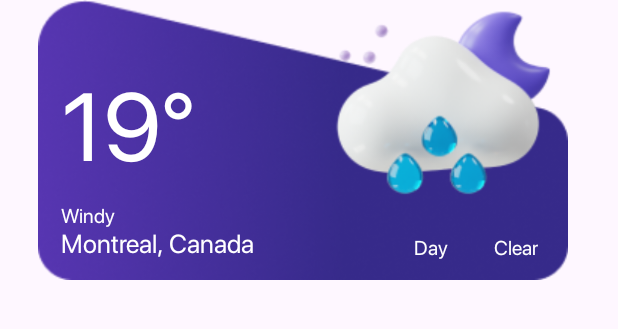
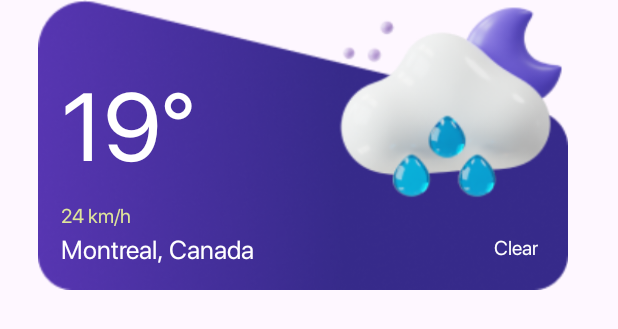
Before and after one commit to alimbeker/WeatherApplication, an Android app: the layout view_toolbar.xml on its own in the app's theme, with its tools: preview values and no code run, on a phone screen of 412 x 824 dp. Shown: the top 329 px of the screen. Run offline under Robolectric (Android 15) with nearby library versions, the phone set to English and light mode, and no system bars; network calls fail.

Commit message:
changes in design of view_toolbar

```diff
--- a/app/src/main/res/layout/view_toolbar.xml
+++ b/app/src/main/res/layout/view_toolbar.xml
@@ -5,6 +5,7 @@
     xmlns:tools="http://schemas.android.com/tools"
     android:layout_marginStart="25dp"
     android:layout_marginEnd="33dp"
+    android:layout_marginBottom="15dp"
     android:background="@drawable/rectangle">
 
     <TextView
@@ -23,7 +24,7 @@
         android:layout_width="160dp"
         android:layout_height="160dp"
         android:layout_gravity="right"
-        android:layout_marginEnd="5dp"
+        android:scaleType="centerCrop"
         android:src="@drawable/moon_cloud" />
 
     <TextView
@@ -34,8 +35,8 @@
         android:layout_marginTop="134dp"
         android:layout_marginBottom="12.5dp"
         android:fontFamily="@font/sf_pro"
-        tools:text="Windy"
-        android:textColor="@color/white"
+        tools:text="24 km/h"
+        android:textColor="@color/wind_color"
         android:textSize="13sp" />
 
     <TextView
@@ -43,26 +44,12 @@
         android:layout_width="wrap_content"
         android:layout_height="wrap_content"
         android:layout_marginStart="15dp"
-        android:layout_marginTop="150dp"
-        android:layout_marginBottom="13dp"
+        android:layout_marginTop="154dp"
         android:fontFamily="@font/sf_pro"
         tools:text="Montreal, Canada"
         android:textColor="@color/white"
         android:textSize="17sp" />
 
-    <TextView
-        android:id="@+id/daytime"
-        android:layout_width="wrap_content"
-        android:layout_height="wrap_content"
-        android:layout_gravity="right"
-        android:layout_marginTop="155dp"
-        android:layout_marginEnd="80dp"
-        android:layout_marginBottom="13dp"
-        android:fontFamily="@font/sf_pro"
-        tools:text="Day"
-        android:textAllCaps="false"
-        android:textColor="@color/white"
-        android:textSize="13sp" />
     <TextView
         android:id="@+id/weatherCondition"
         android:layout_width="wrap_content"
@@ -70,7 +57,7 @@
         android:layout_gravity="right"
         android:layout_marginTop="155dp"
         android:layout_marginEnd="20dp"
-        android:layout_marginBottom="13dp"
+        android:layout_marginBottom="20dp"
         android:fontFamily="@font/sf_pro"
         tools:text="Clear"
         android:textAllCaps="false"
--- a/app/src/main/res/values/colors.xml
+++ b/app/src/main/res/values/colors.xml
@@ -3,4 +3,5 @@
     <color name="black">#FF000000</color>
     <color name="white">#FFFFFFFF</color>
     <color name="mainNemo">#2D72E5</color>
+    <color name="wind_color">#EBEBF599</color>
 </resources>
```
